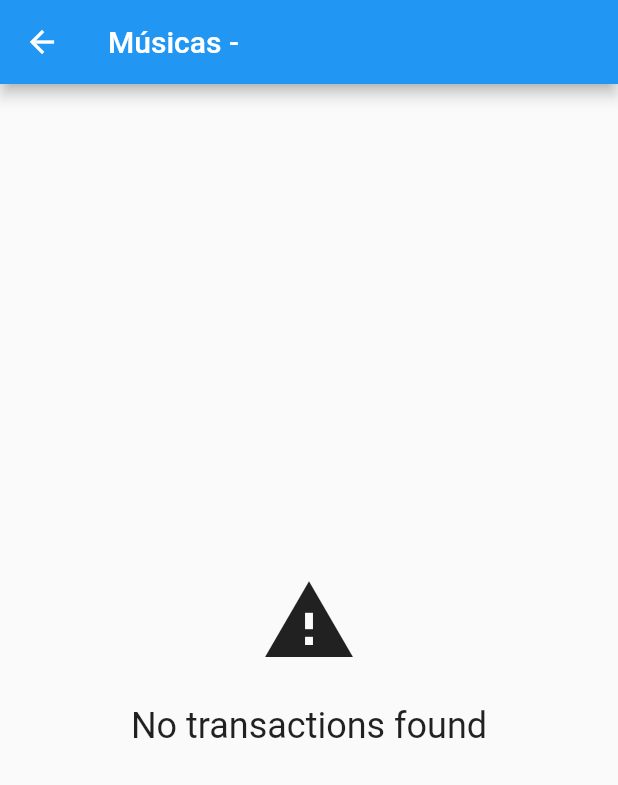
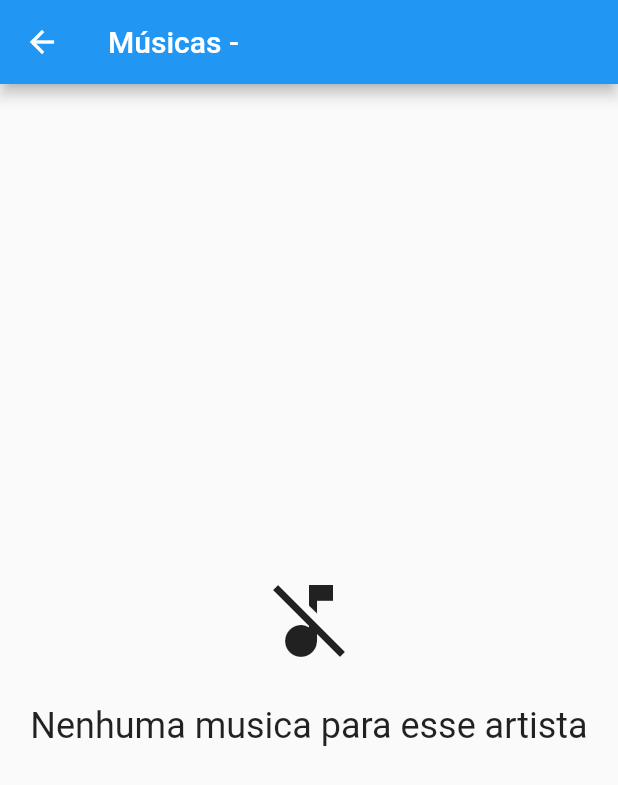
Before and after one commit to raphael-heilbuth/jukebox_controller, a Flutter app: the ListaMusicas screen opened directly with empty values, on a phone screen of 412 x 824 dp. Shown: the top 785 px of the screen. Run offline on Flutter 3.47's test engine with Material 2 defaults, Android fonts, the phone set to English and light mode, and no system bars; missing offline and left inert: http_interceptor; statements that could not run were skipped.

Commit message:
fix: Correção conversão int para double. #4

```diff
--- a/lib/models/musica.dart
+++ b/lib/models/musica.dart
@@ -9,7 +9,7 @@ class Musica {
 
   Musica.fromJson(Map<String, dynamic> json) :
         nome = json['NomeMusica'],
-        duracao = json['Duracao'];
+        duracao = json['Duracao'] + .0;
 
   Map<String, dynamic> toJson() =>
       {
--- a/lib/screens/lista_musicas.dart
+++ b/lib/screens/lista_musicas.dart
@@ -95,8 +95,8 @@ class _ListaMusicasState extends State<ListaMusicas> {
                 }
               }
               return CenteredMessage(
-                'No transactions found',
-                icon: Icons.warning,
+                'Nenhuma musica para esse artista',
+                icon: Icons.music_off,
               );
               break;
           }
```
